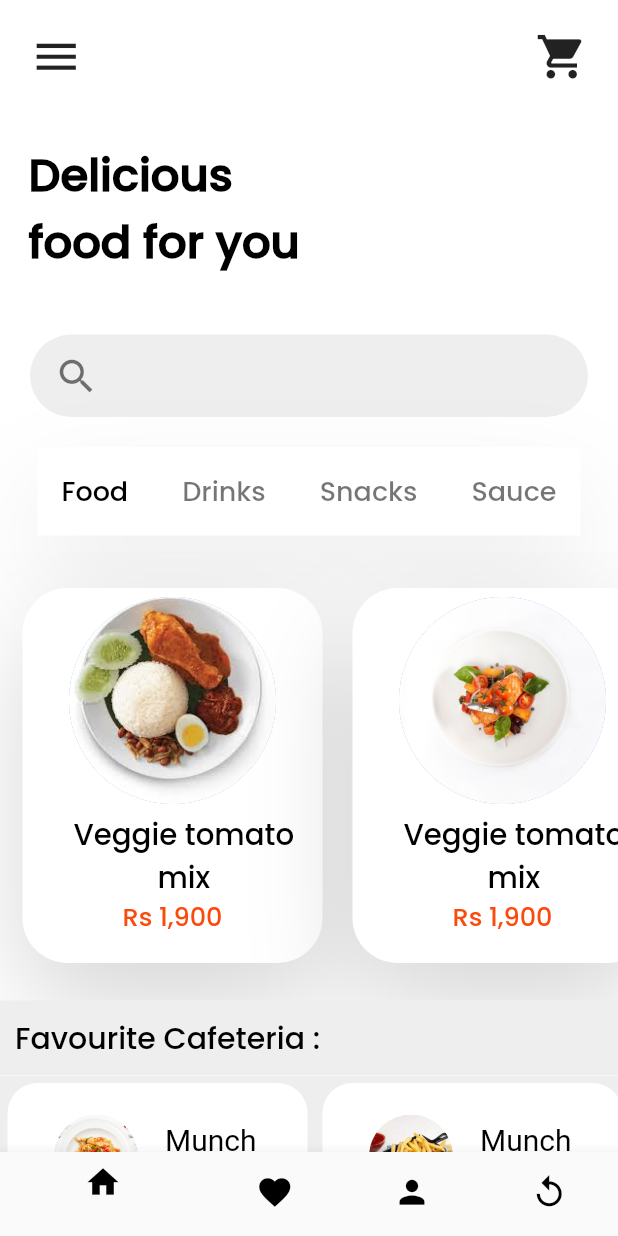
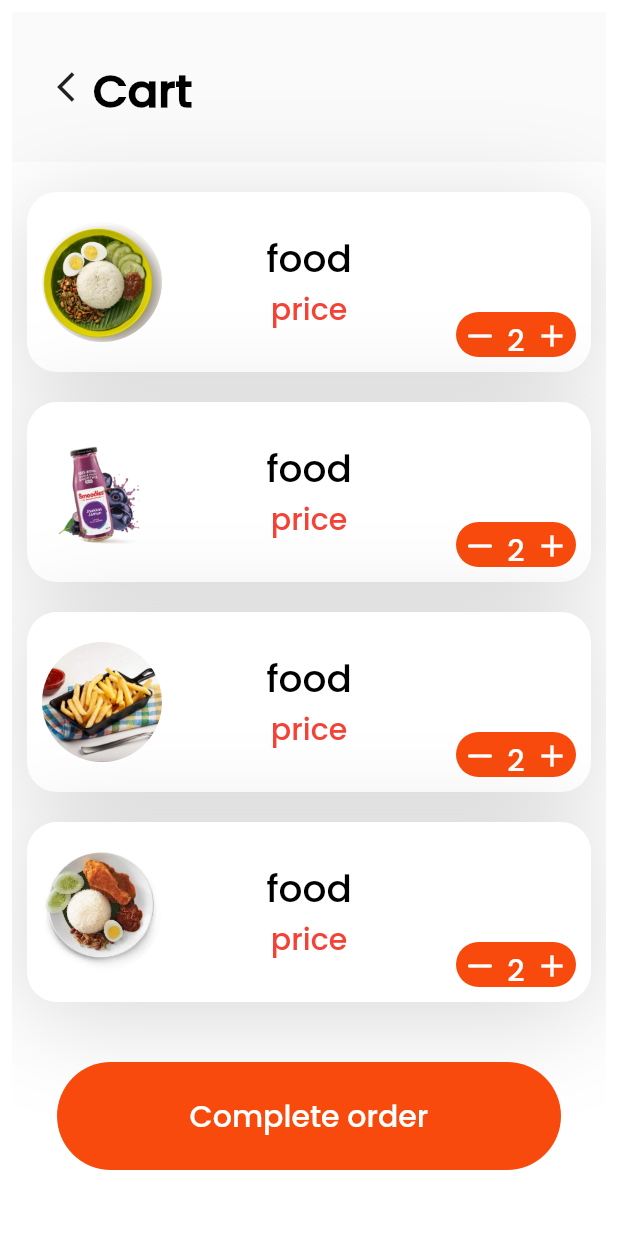
Before and after one commit to rohanSSiddeshwara/FoodEZ, a Flutter app: the screen it shows after launch, on a phone screen of 412 x 824 dp. Run offline on Flutter 3.47's test engine with Material 2 defaults, Android fonts, the light colour scheme and no system bars.

Commit message:
adding Myprofile and Cart page

```diff
--- /dev/null
+++ b/foodez/lib/cart.dart
@@ -0,0 +1,33 @@
+import 'package:flutter/material.dart';
+
+class cart extends StatelessWidget {
+
+  // This widget is the root of your application.
+  @override
+  Widget build(BuildContext context) {
+    return MaterialApp(home: Scaffold(
+        backgroundColor: Colors.white,
+        body: SafeArea(
+          child: Container(
+            margin: EdgeInsets.all(8),
+            color: Colors.white30,
+            child: ListView(
+            scrollDirection: Axis.vertical,
+            children: <Widget>[
+              Container(padding:EdgeInsets.all(30),height:100,color: Colors.grey[50],child:Row(mainAxisAlignment: MainAxisAlignment.start,mainAxisSize: MainAxisSize.min, children: [Icon(Icons.arrow_back_ios),Text("Cart",style:TextStyle(fontFamily: 'Poppins',fontSize: 30,fontWeight: FontWeight.bold,color: Colors.black))])),
+              SizedBox(height:10,),
+              Container(decoration: BoxDecoration(color: Colors.white,borderRadius : BorderRadius.circular(20),boxShadow : [BoxShadow(color: Color.fromRGBO(57, 57, 57, 0.2),offset: Offset(0,10),blurRadius: 60)],),padding:EdgeInsets.all(10),margin:EdgeInsets.all(10) ,height:120,child:Row(mainAxisAlignment: MainAxisAlignment.spaceBetween ,children: [CircleAvatar(backgroundImage: AssetImage('images/Image3.png') ,backgroundColor: Colors.white,radius: 40,),Column(mainAxisAlignment: MainAxisAlignment.center ,children:[Text("food",style:TextStyle(fontFamily: 'Poppins',fontSize: 25,color: Colors.black),),Text("price",style:TextStyle(fontFamily: 'Poppins',fontSize: 20,color: Colors.red))]),Column(mainAxisAlignment: MainAxisAlignment.end,children: [SizedBox(height: 10,),Container(padding: EdgeInsets.all(4),height:30,width:80,decoration: BoxDecoration(color: Color.fromRGBO(248, 74, 12,1 ),borderRadius : BorderRadius.circular(20)),child:Row(mainAxisAlignment: MainAxisAlignment.spaceBetween ,children: [Container(child:Icon(Icons.horizontal_rule_rounded,color: Colors.white,)),Text("2",style:TextStyle(fontFamily: 'Poppins',fontSize: 20,color: Colors.white)),Container(child:Icon(Icons.add_sharp,color:Colors.white))]),)])],)),
+              Container(decoration: BoxDecoration(color: Colors.white,borderRadius : BorderRadius.circular(20),boxShadow : [BoxShadow(color: Color.fromRGBO(57, 57, 57, 0.2),offset: Offset(0,10),blurRadius: 60)],),padding:EdgeInsets.all(10),margin:EdgeInsets.all(10) ,height:120,child:Row(mainAxisAlignment: MainAxisAlignment.spaceBetween ,children: [CircleAvatar(backgroundImage: AssetImage('images/Image14.png') ,backgroundColor: Colors.white,radius: 40,),Column(mainAxisAlignment: MainAxisAlignment.center ,children:[Text("food",style:TextStyle(fontFamily: 'Poppins',fontSize: 25,color: Colors.black),),Text("price",style:TextStyle(fontFamily: 'Poppins',fontSize: 20,color: Colors.red))]),Column(mainAxisAlignment: MainAxisAlignment.end,children: [SizedBox(height: 10,),Container(padding: EdgeInsets.all(4),height:30,width:80,decoration: BoxDecoration(color: Color.fromRGBO(248, 74, 12,1 ),borderRadius : BorderRadius.circular(20)),child:Row(mainAxisAlignment: MainAxisAlignment.spaceBetween ,children: [Container(child:Icon(Icons.horizontal_rule_rounded,color: Colors.white,)),Text("2",style:TextStyle(fontFamily: 'Poppins',fontSize: 20,color: Colors.white)),Container(child:Icon(Icons.add_sharp,color:Colors.white))]),)])],)),
+              Container(decoration: BoxDecoration(color: Colors.white,borderRadius : BorderRadius.circular(20),boxShadow : [BoxShadow(color: Color.fromRGBO(57, 57, 57, 0.2),offset: Offset(0,10),blurRadius: 60)],),padding:EdgeInsets.all(10),margin:EdgeInsets.all(10) ,height:120,child:Row(mainAxisAlignment: MainAxisAlignment.spaceBetween ,children: [CircleAvatar(backgroundImage: AssetImage('images/Image17.png') ,backgroundColor: Colors.white,radius: 40,),Column(mainAxisAlignment: MainAxisAlignment.center ,children:[Text("food",style:TextStyle(fontFamily: 'Poppins',fontSize: 25,color: Colors.black),),Text("price",style:TextStyle(fontFamily: 'Poppins',fontSize: 20,color: Colors.red))]),Column(mainAxisAlignment: MainAxisAlignment.end,children: [SizedBox(height: 10,),Container(padding: EdgeInsets.all(4),height:30,width:80,decoration: BoxDecoration(color: Color.fromRGBO(248, 74, 12,1 ),borderRadius : BorderRadius.circular(20)),child:Row(mainAxisAlignment: MainAxisAlignment.spaceBetween ,children: [Container(child:Icon(Icons.horizontal_rule_rounded,color: Colors.white,)),Text("2",style:TextStyle(fontFamily: 'Poppins',fontSize: 20,color: Colors.white)),Container(child:Icon(Icons.add_sharp,color:Colors.white))]),)])],)),
+              Container(decoration: BoxDecoration(color: Colors.white,borderRadius : BorderRadius.circular(20),boxShadow : [BoxShadow(color: Color.fromRGBO(57, 57, 57, 0.2),offset: Offset(0,10),blurRadius: 60)],),padding:EdgeInsets.all(10),margin:EdgeInsets.all(10) ,height:120,child:Row(mainAxisAlignment: MainAxisAlignment.spaceBetween ,children: [CircleAvatar(backgroundImage: AssetImage('images/Image2.png') ,backgroundColor: Colors.white,radius: 40,),Column(mainAxisAlignment: MainAxisAlignment.center ,children:[Text("food",style:TextStyle(fontFamily: 'Poppins',fontSize: 25,color: Colors.black),),Text("price",style:TextStyle(fontFamily: 'Poppins',fontSize: 20,color: Colors.red))]),Column(mainAxisAlignment: MainAxisAlignment.end,children: [SizedBox(height: 10,),Container(padding: EdgeInsets.all(4),height:30,width:80,decoration: BoxDecoration(color: Color.fromRGBO(248, 74, 12,1 ),borderRadius : BorderRadius.circular(20)),child:Row(mainAxisAlignment: MainAxisAlignment.spaceBetween ,children: [Container(child:Icon(Icons.horizontal_rule_rounded,color: Colors.white,)),Text("2",style:TextStyle(fontFamily: 'Poppins',fontSize: 20,color: Colors.white)),Container(child:Icon(Icons.add_sharp,color:Colors.white))]),)])],)),
+              Container(height: 72,margin: EdgeInsets.all(30),decoration: BoxDecoration(borderRadius : BorderRadius.circular(60),color: Color.fromRGBO(248, 74, 12,1 )),child: Text("Complete order",style:TextStyle(fontFamily: 'Poppins',fontSize: 20,fontWeight: FontWeight.normal,color: Colors.white)),alignment: Alignment.center,)
+              ,SizedBox(height:10,),
+            ]
+          ),
+        )
+
+
+        ),
+    ));
+  }
+}
--- a/foodez/lib/main.dart
+++ b/foodez/lib/main.dart
@@ -1,7 +1,8 @@
 import 'package:flutter/material.dart';
+import 'cart.dart';
 
 void main() {
-  runApp(MyApp());
+  runApp(cart());
 }
 
 class MyApp extends StatelessWidget {
@@ -33,7 +34,12 @@ class MyApp extends StatelessWidget {
           child:ListView(
             scrollDirection: Axis.vertical,
             children: <Widget>[
-              Container(margin: EdgeInsets.all(20.0),child:Row( mainAxisAlignment:MainAxisAlignment.spaceBetween ,children: [Icon(Icons.menu,size:35),Icon(Icons.shopping_cart,size: 35,),],)),
+              Container(margin: EdgeInsets.all(20.0),child:Row( mainAxisAlignment:MainAxisAlignment.spaceBetween ,children: [Icon(Icons.menu,size:35),IconButton(icon:Icon(Icons.shopping_cart,size: 35,), onPressed: () {
+            Navigator.push(
+              context,
+              MaterialPageRoute(builder: (context) => cart()),
+            );
+          }, ),],)),
               Container(margin: EdgeInsets.all(19),child:Row(mainAxisAlignment:MainAxisAlignment.start,children: [Text('Delicious \nfood for you',style:TextStyle(fontFamily: 'Poppins',fontSize: 30,fontWeight: FontWeight.bold,color: Colors.black))],)),
                Container(margin: EdgeInsets.only(top:20.0,left:20,right:20,bottom:5), height:55,  decoration: BoxDecoration( borderRadius : BorderRadius.only( topLeft: Radius.circular(60),  topRight: Radius.circular(60), bottomLeft: Radius.circular(60), bottomRight: Radius.circular(60), ), color : Color.fromRGBO(239, 238, 238, 1),  ),child:ListTile(leading:Icon(Icons.search,size:30,color: Colors.black54,) ),),
               Container( padding:  EdgeInsets.all(16.0),decoration: BoxDecoration( boxShadow : [BoxShadow(color: Color.fromRGBO(57, 57, 57, 0.10000000149011612),offset: Offset(0,30),blurRadius: 60)],color : Color.fromRGBO(255, 255, 255, 1),),margin: EdgeInsets.only(top:15,left:25,right:25,bottom: 10),child:Row( mainAxisAlignment:MainAxisAlignment.spaceBetween ,children: [
@@ -63,6 +69,7 @@ class MyApp extends StatelessWidget {
     );
   }
 }
+
 
 
 class Dishes extends StatelessWidget {
```
Also changed, not shown: foodez/lib/MyProfile.dart (added, +39 -0 lines), 3 other files.
